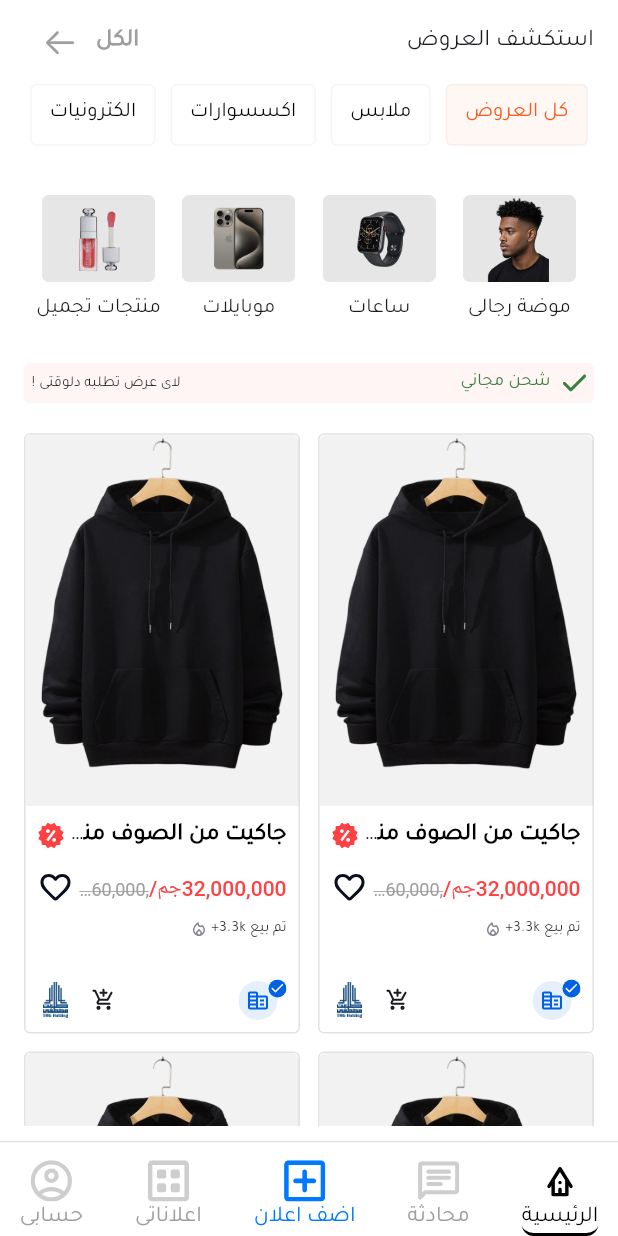
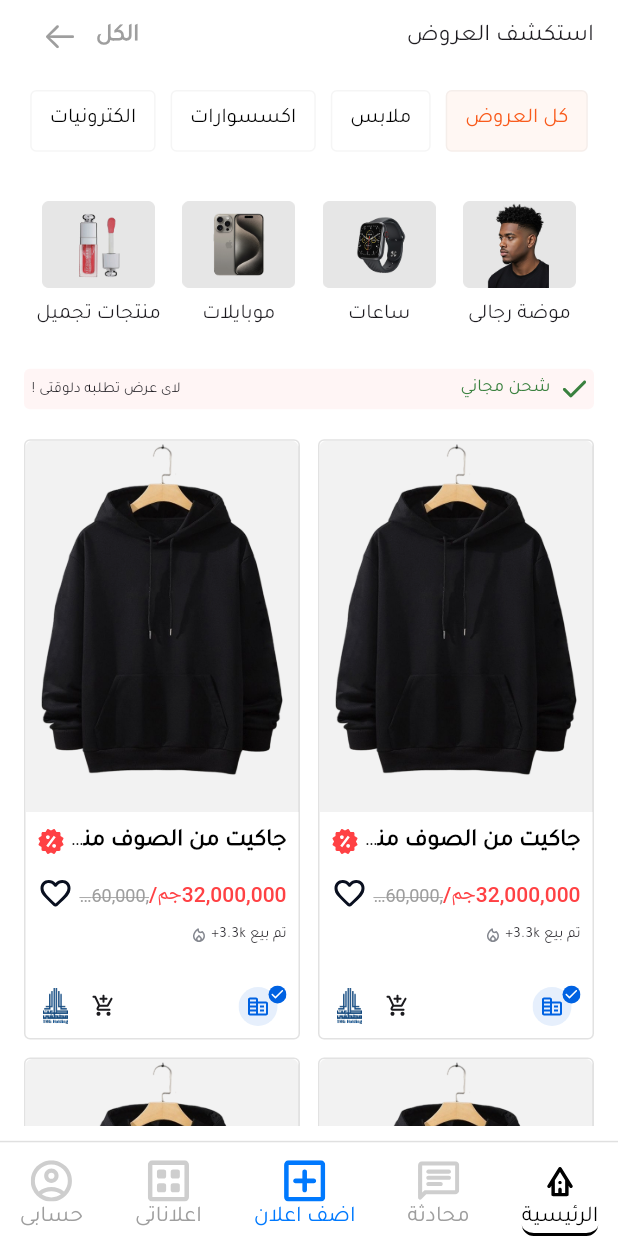
Before and after one commit to ahmed-ehab-m/otexapptest, a Flutter app: the screen it shows after launch, on a phone screen of 412 x 824 dp. Run offline on Flutter 3.47's test engine with Material 3 defaults, Android fonts, the phone set to English and light mode, and no system bars; our stand-ins replace flutter_svg, go_router.

Commit message:
edit app bar

```diff
--- a/lib/features/home/presentation/views/home_view.dart
+++ b/lib/features/home/presentation/views/home_view.dart
@@ -1,6 +1,6 @@
 import 'package:flutter/cupertino.dart';
 import 'package:flutter/material.dart';
-import 'package:otexapptest/core/utils/app_text_styles.dart';
+
 import 'package:otexapptest/features/home/presentation/views/widgets/home_view_body.dart';
 
 class HomeView extends StatelessWidget {
@@ -8,32 +8,6 @@ class HomeView extends StatelessWidget {
 
   @override
   Widget build(BuildContext context) {
-    return Scaffold(
-      appBar: AppBar(
-        elevation: 0,
-        scrolledUnderElevation: 0,
-        title: Row(
-          mainAxisAlignment: MainAxisAlignment.spaceBetween,
-
-          children: [
-            Row(
-              children: [
-                IconButton(
-                  icon: const Icon(CupertinoIcons.arrow_left),
-                  color: Colors.grey,
-                  onPressed: () {},
-                ),
-                Text(
-                  'الكل',
-                  style: AppTextStyles.bold16.copyWith(color: Colors.grey),
-                ),
-              ],
-            ),
-            Text('استكشف العروض', style: AppTextStyles.medium16),
-          ],
-        ),
-      ),
-      body: HomeViewBody(),
-    );
+    return Scaffold(body: SafeArea(child: HomeViewBody()));
   }
 }
--- /dev/null
+++ b/lib/features/home/presentation/views/widgets/home_view_app_bar.dart
@@ -0,0 +1,30 @@
+import 'package:flutter/cupertino.dart';
+import 'package:flutter/material.dart';
+import 'package:otexapptest/core/utils/app_text_styles.dart';
+
+class HomeViewAppBar extends StatelessWidget {
+  const HomeViewAppBar({super.key});
+
+  @override
+  Widget build(BuildContext context) {
+    return Row(
+      mainAxisAlignment: MainAxisAlignment.spaceBetween,
+      children: [
+        Row(
+          children: [
+            IconButton(
+              icon: const Icon(CupertinoIcons.arrow_left),
+              color: Colors.grey,
+              onPressed: () {},
+            ),
+            Text(
+              'الكل',
+              style: AppTextStyles.bold16.copyWith(color: Colors.grey),
+            ),
+          ],
+        ),
+        Text('استكشف العروض', style: AppTextStyles.medium16),
+      ],
+    );
+  }
+}
--- a/lib/features/home/presentation/views/widgets/home_view_body.dart
+++ b/lib/features/home/presentation/views/widgets/home_view_body.dart
@@ -3,6 +3,7 @@ import 'package:flutter/material.dart';
 import 'package:otexapptest/core/utils/constants.dart';
 import 'package:otexapptest/features/home/presentation/views/widgets/category_list_view.dart';
 import 'package:otexapptest/features/home/presentation/views/widgets/free_shipping_widget.dart';
+import 'package:otexapptest/features/home/presentation/views/widgets/home_view_app_bar.dart';
 import 'package:otexapptest/features/home/presentation/views/widgets/items_grid_view.dart';
 
 import 'offers_list_view.dart';
@@ -20,6 +21,8 @@ class HomeViewBody extends StatelessWidget {
             padding: const EdgeInsets.symmetric(horizontal: kHorizontalPadding),
             child: Column(
               children: [
+                HomeViewAppBar(),
+                const SizedBox(height: 12),
                 OffersListView(),
                 const SizedBox(height: 33),
                 CategoryListView(),
```
